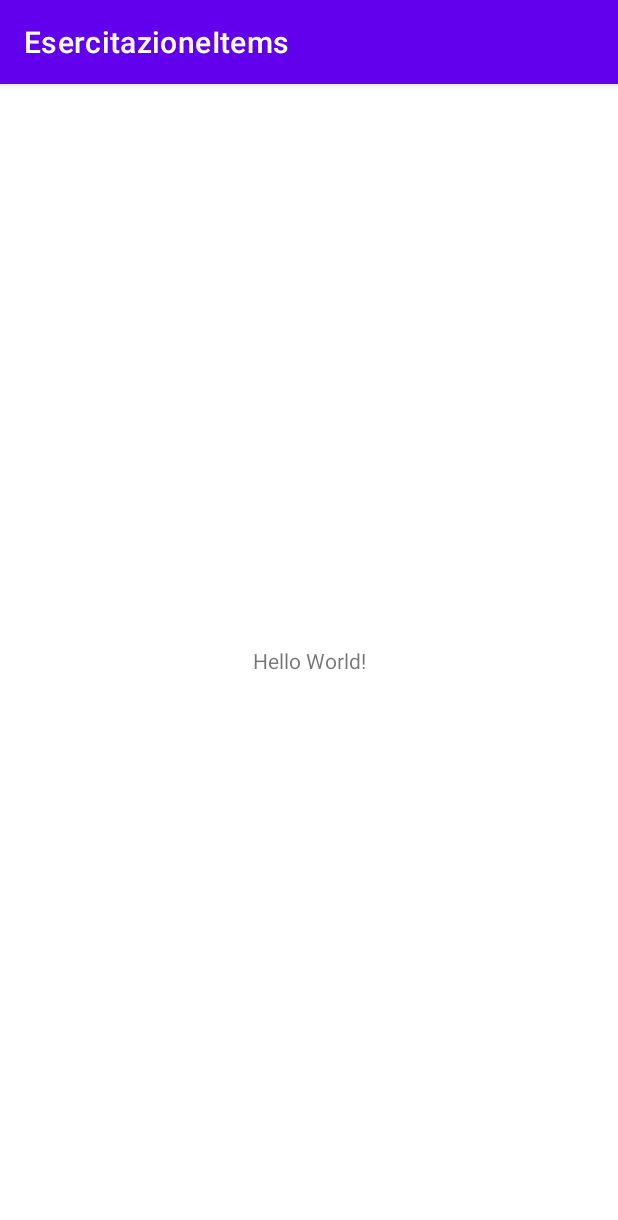
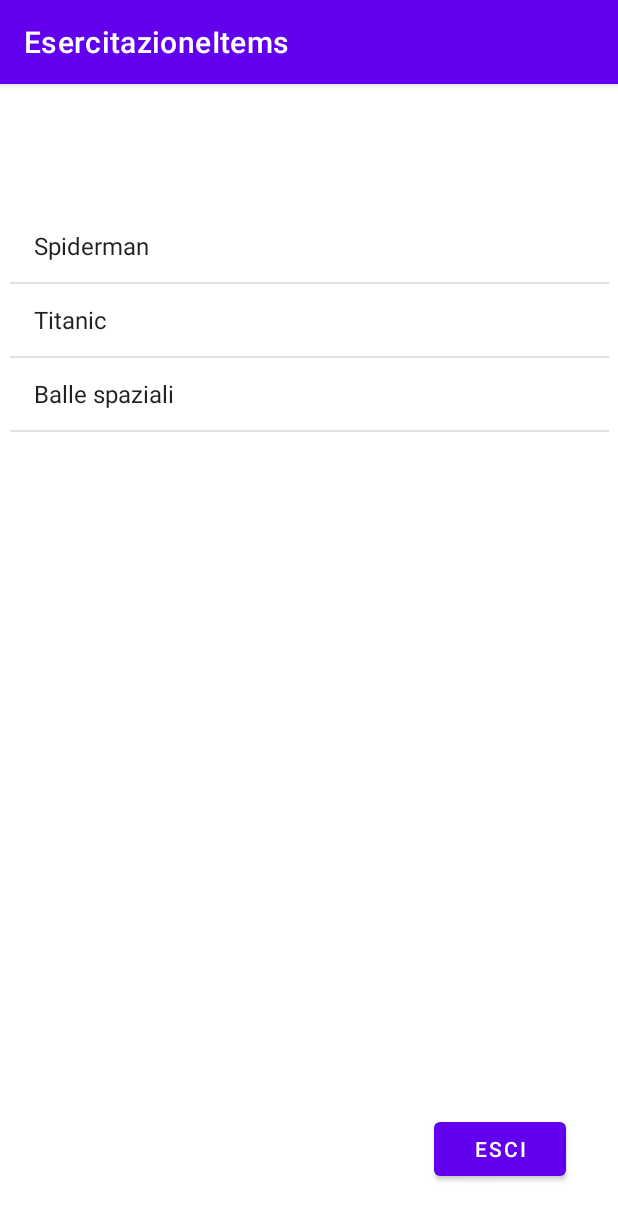
Before and after one commit to EnricoLGM/EsercitazioneItems, an Android app: the screen it shows after launch (MainActivity), on a phone screen of 412 x 824 dp. Shown: the top 1220 px of the screen. Run offline under Robolectric (Android 15) with nearby library versions, the phone set to English and light mode, and no system bars.

Commit message:
Aggiunta ListView e Bottone con OnClick

```diff
--- a/app/src/main/java/com/example/esercitazioneitems/MainActivity.java
+++ b/app/src/main/java/com/example/esercitazioneitems/MainActivity.java
@@ -3,12 +3,35 @@ package com.example.esercitazioneitems;
 import androidx.appcompat.app.AppCompatActivity;
 
 import android.os.Bundle;
+import android.view.View;
+import android.widget.ArrayAdapter;
+import android.widget.Button;
+import android.widget.ListView;
+import android.widget.Toast;
+
+import java.util.List;
 
 public class MainActivity extends AppCompatActivity {
+
+    String film[]={"Spiderman", "Titanic", "Balle spaziali"};
+    ListView listaFilm;
+    Button bottoneEsci;
 
     @Override
     protected void onCreate(Bundle savedInstanceState) {
         super.onCreate(savedInstanceState);
         setContentView(R.layout.activity_main);
+        listaFilm=(ListView)findViewById(R.id.listaFilm);
+        bottoneEsci=(Button)findViewById(R.id.bottoneEsci);
+        ArrayAdapter<String> adapterFilm=new ArrayAdapter<String>(this, android.R.layout.simple_list_item_1, film);
+        listaFilm.setAdapter(adapterFilm);
+        bottoneEsci.setOnClickListener(new View.OnClickListener() {
+            @Override
+            public void onClick(View v) {
+                Toast.makeText(getApplicationContext(), "Stai per uscire", Toast.LENGTH_LONG).show();
+            }
+        });
+        //onitamclicklistner da utilizzare sulla lista
+        //listaFilm.setOnItemClickListener(new View.OnClickListener());
     }
 }
--- a/app/src/main/res/layout/activity_main.xml
+++ b/app/src/main/res/layout/activity_main.xml
@@ -6,13 +6,26 @@
     android:layout_height="match_parent"
     tools:context=".MainActivity">
 
-    <TextView
+    <ListView
+        android:id="@+id/listaFilm"
+        android:layout_width="399dp"
+        android:layout_height="505dp"
+        app:layout_constraintBottom_toBottomOf="parent"
+        app:layout_constraintEnd_toEndOf="parent"
+        app:layout_constraintStart_toStartOf="parent"
+        app:layout_constraintTop_toTopOf="parent"
+        app:layout_constraintVertical_bias="0.32" />
+
+    <Button
+        android:id="@+id/bottoneEsci"
         android:layout_width="wrap_content"
         android:layout_height="wrap_content"
-        android:text="Hello World!"
+        android:text="Esci"
         app:layout_constraintBottom_toBottomOf="parent"
-        app:layout_constraintLeft_toLeftOf="parent"
-        app:layout_constraintRight_toRightOf="parent"
-        app:layout_constraintTop_toTopOf="parent" />
+        app:layout_constraintEnd_toEndOf="parent"
+        app:layout_constraintHorizontal_bias="0.894"
+        app:layout_constraintStart_toStartOf="parent"
+        app:layout_constraintTop_toTopOf="parent"
+        app:layout_constraintVertical_bias="0.953" />
 
 </androidx.constraintlayout.widget.ConstraintLayout>
```
